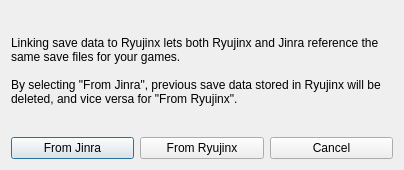
Qt form src/yuzu/ryujinx_dialog.ui (JinWooPT/Jinra) before a commit.
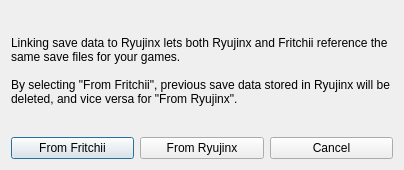
The same form after that commit.

Commit message: Release Jinra 2.0.3

```diff
--- a/src/yuzu/ryujinx_dialog.ui
+++ b/src/yuzu/ryujinx_dialog.ui
@@ -23,9 +23,9 @@
       </sizepolicy>
      </property>
      <property name="text">
-      <string>Linking save data to Ryujinx lets both Ryujinx and Jinra reference the same save files for your games.
+      <string>Linking save data to Ryujinx lets both Ryujinx and Fritchii reference the same save files for your games.
 
-By selecting &quot;From Jinra&quot;, previous save data stored in Ryujinx will be deleted, and vice versa for &quot;From Ryujinx&quot;.</string>
+By selecting &quot;From Fritchii&quot;, previous save data stored in Ryujinx will be deleted, and vice versa for &quot;From Ryujinx&quot;.</string>
      </property>
      <property name="wordWrap">
       <bool>true</bool>
@@ -37,7 +37,7 @@
      <item>
       <widget class="QPushButton" name="eden">
        <property name="text">
-      <string>From Jinra</string>
+      <string>From Fritchii</string>
        </property>
       </widget>
      </item>
```
The commit also changes 3828 other files.
